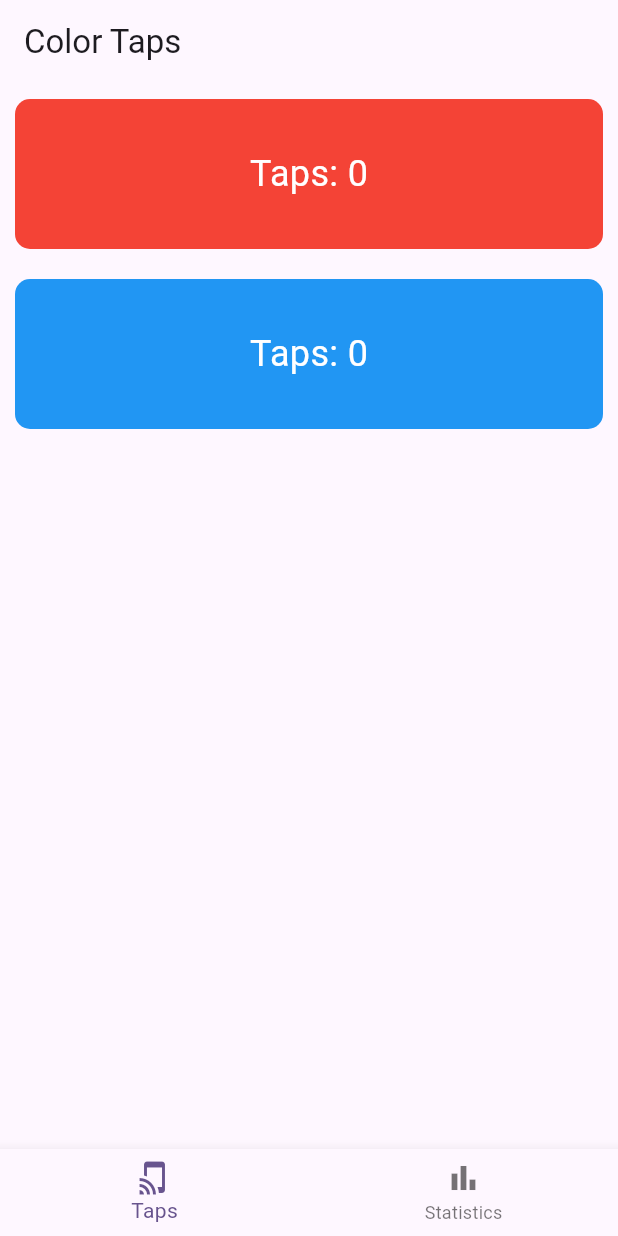
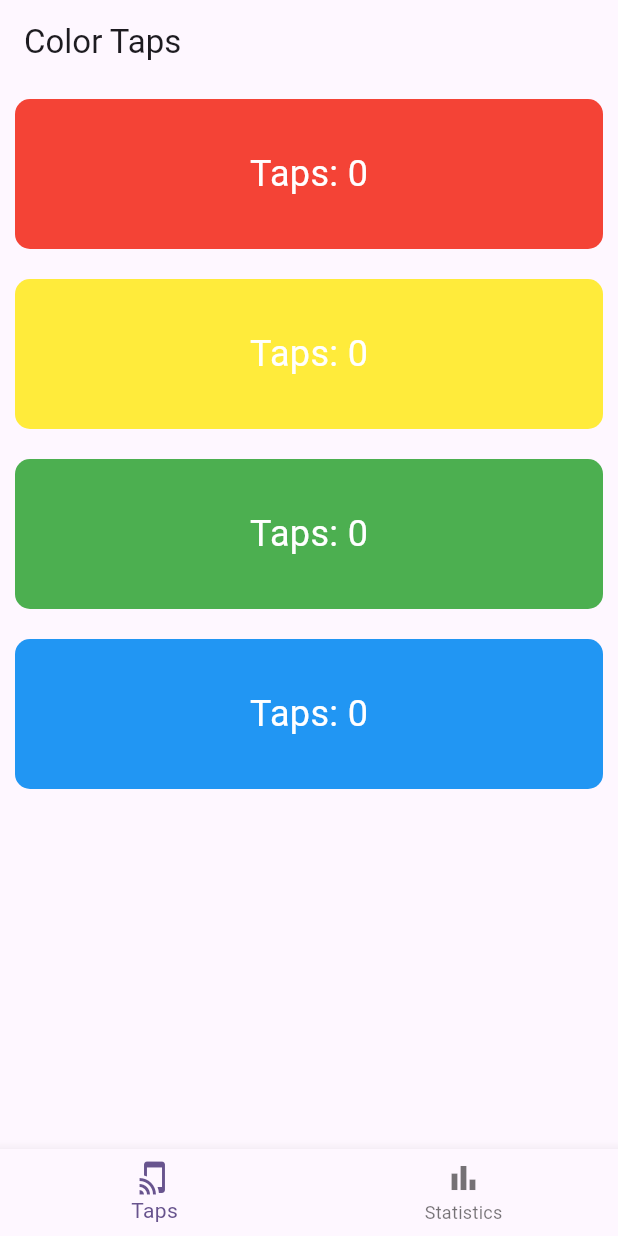
Before and after one commit to nithkidd/W4-PRACTICE, a Flutter app: the Home screen opened directly, on a phone screen of 412 x 824 dp. Run offline on Flutter 3.47's test engine with Material 3 defaults, Android fonts, the phone set to English and light mode, and no system bars.

Commit message:
TASK-001 – The Color App

```diff
--- a/lib/1_color_app/color_app.dart
+++ b/lib/1_color_app/color_app.dart
@@ -1,4 +1,5 @@
 import 'package:flutter/material.dart';
+import 'color_service.dart';
 
 void main() {
   runApp(
@@ -9,7 +10,18 @@ void main() {
   );
 }
 
-enum CardType { red, blue }
+enum CardType {
+  red(Colors.red),
+  yellow(Colors.yellow),
+  green(Colors.green),
+  blue(Colors.blue);
+
+  const CardType(this.color);
+  final Color color;
+}
+
+// global instance of ColorService
+final ColorService colorService = ColorService();
 
 class Home extends StatefulWidget {
   const Home({super.key});
@@ -20,36 +32,11 @@ class Home extends StatefulWidget {
 
 class _HomeState extends State<Home> {
   int _currentIndex = 0;
-  int redTapCount = 0;
-  int blueTapCount = 0;
-
-  void _incrementRedTapCount() {
-    setState(() {
-      redTapCount++;
-    });
-  }
-
-  void _incrementBlueTapCount() {
-    setState(() {
-      blueTapCount++;
-    });
-  }
 
   @override
   Widget build(BuildContext context) {
     return Scaffold(
-      body:
-          _currentIndex == 0
-              ? ColorTapsScreen(
-                redTapCount: redTapCount,
-                blueTapCount: blueTapCount,
-                onRedTap: _incrementRedTapCount,
-                onBlueTap: _incrementBlueTapCount,
-              )
-              : StatisticsScreen(
-                redTapCount: redTapCount,
-                blueTapCount: blueTapCount,
-              ),
+      body: _currentIndex == 0 ? ColorTapsScreen() : StatisticsScreen(),
       bottomNavigationBar: BottomNavigationBar(
         currentIndex: _currentIndex,
         onTap: (index) {
@@ -73,30 +60,17 @@ class _HomeState extends State<Home> {
 }
 
 class ColorTapsScreen extends StatelessWidget {
-  final int redTapCount;
-  final int blueTapCount;
-  final VoidCallback onRedTap;
-  final VoidCallback onBlueTap;
-
-  const ColorTapsScreen({
-    super.key,
-    required this.redTapCount,
-    required this.blueTapCount,
-    required this.onRedTap,
-    required this.onBlueTap,
-  });
+  const ColorTapsScreen({super.key});
   @override
   Widget build(BuildContext context) {
     return Scaffold(
       appBar: AppBar(title: Text('Color Taps')),
       body: Column(
         children: [
-          ColorTap(type: CardType.red, tapCount: redTapCount, onTap: onRedTap),
-          ColorTap(
-            type: CardType.blue,
-            tapCount: blueTapCount,
-            onTap: onBlueTap,
-          ),
+          ColorTap(type: CardType.red),
+          ColorTap(type: CardType.yellow),
+          ColorTap(type: CardType.green),
+          ColorTap(type: CardType.blue),
         ],
       ),
     );
@@ -105,22 +79,29 @@ class ColorTapsScreen extends StatelessWidget {
 
 class ColorTap extends StatelessWidget {
   final CardType type;
-  final int tapCount;
-  final VoidCallback onTap;
 
-  const ColorTap({
-    super.key,
-    required this.type,
-    required this.tapCount,
-    required this.onTap,
-  });
+  const ColorTap({super.key, required this.type});
 
-  Color get backgroundColor => type == CardType.red ? Colors.red : Colors.blue;
+  Color get backgroundColor => type.color;
+
+  int get tapCount => type == CardType.red
+      ? colorService.redTapCount
+      : type == CardType.blue
+      ? colorService.blueTapCount
+      : type == CardType.green
+      ? colorService.greenTapCount
+      : colorService.yellowTapCount;
 
   @override
   Widget build(BuildContext context) {
     return GestureDetector(
-      onTap: onTap,
+      onTap: type == CardType.red
+          ? colorService.incrementRedTapCount
+          : type == CardType.blue
+          ? colorService.incrementBlueTapCount
+          : type == CardType.green
+          ? colorService.incrementGreenTapCount
+          : colorService.incrementYellowTapCount,
       child: Container(
         margin: EdgeInsets.all(10),
         decoration: BoxDecoration(
@@ -130,9 +111,14 @@ class ColorTap extends StatelessWidget {
         width: double.infinity,
         height: 100,
         child: Center(
-          child: Text(
-            'Taps: $tapCount',
-            style: TextStyle(fontSize: 24, color: Colors.white),
+          child: ListenableBuilder(
+            listenable: colorService,
+            builder: (context, child) {
+              return Text(
+                'Taps: $tapCount',
+                style: TextStyle(fontSize: 24, color: Colors.white),
+              );
+            },
           ),
         ),
       ),
@@ -141,14 +127,7 @@ class ColorTap extends StatelessWidget {
 }
 
 class StatisticsScreen extends StatelessWidget {
-  final int redTapCount;
-  final int blueTapCount;
-
-  const StatisticsScreen({
-    super.key,
-    required this.redTapCount,
-    required this.blueTapCount,
-  });
+  const StatisticsScreen({super.key});
 
   @override
   Widget build(BuildContext context) {
@@ -158,8 +137,22 @@ class StatisticsScreen extends StatelessWidget {
         child: Column(
           mainAxisAlignment: MainAxisAlignment.center,
           children: [
-            Text('Red Taps: $redTapCount', style: TextStyle(fontSize: 24)),
-            Text('Blue Taps: $blueTapCount', style: TextStyle(fontSize: 24)),
+            Text(
+              'Red Taps: ${colorService.redTapCount}',
+              style: TextStyle(fontSize: 24),
+            ),
+            Text(
+              'Yellow Taps: ${colorService.yellowTapCount}',
+              style: TextStyle(fontSize: 24),
+            ),
+            Text(
+              'Green Taps: ${colorService.greenTapCount}',
+              style: TextStyle(fontSize: 24),
+            ),
+            Text(
+              'Blue Taps: ${colorService.blueTapCount}',
+              style: TextStyle(fontSize: 24),
+            ),
           ],
         ),
       ),
```
Also changed, not shown: lib/1_color_app/color_service.dart (added, +35 -0 lines).
